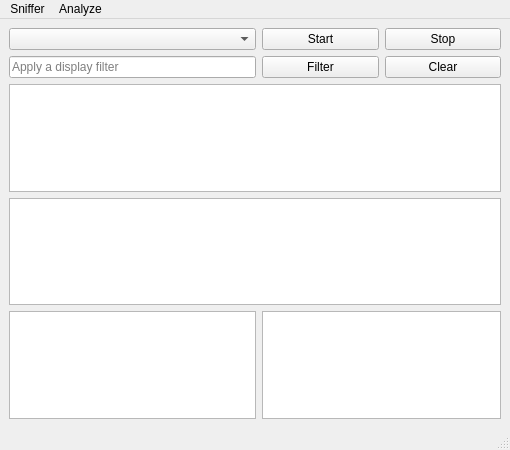
Before: the Qt Designer form mainwindow.ui in Yuuoniy/Sniffer, drawn with Qt 5.
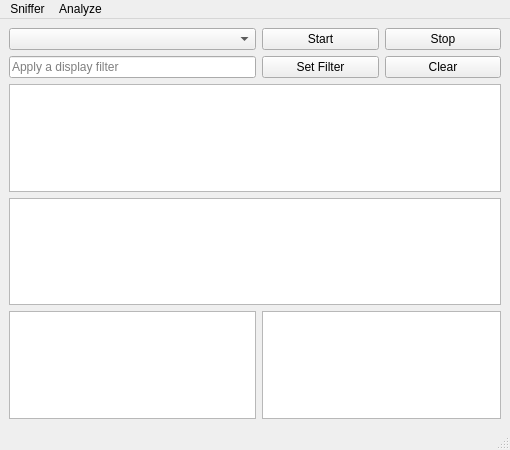
After: the same form once the commit is applied.

The edit to the form file:
```diff
--- a/mainwindow.ui
+++ b/mainwindow.ui
@@ -25,7 +25,7 @@
     <item row="1" column="1">
      <widget class="QPushButton" name="pushButton">
       <property name="text">
-       <string>Filter</string>
+       <string>Set Filter</string>
       </property>
      </widget>
     </item>
```
Left out of the diff: 6 changed lines with no effect on the pictures.
